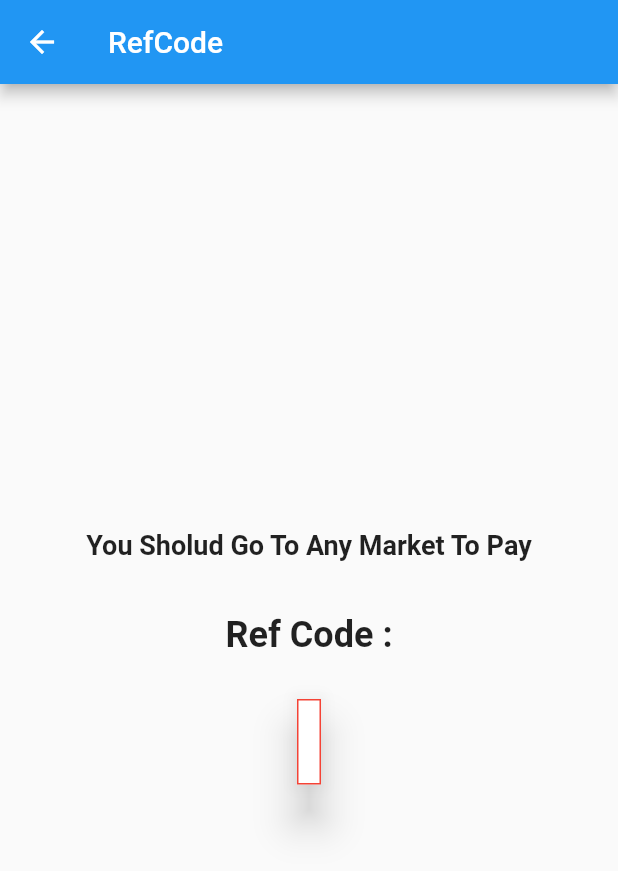
After one commit to YoussefAhmed10/paymentintegration, a Flutter app: the ToggleScreen screen opened directly, after a tap on "Pay With RefCode", on a phone screen of 412 x 824 dp. The commit adds this screen. Shown: the top 871 px of the screen. Run offline on Flutter 3.47's test engine with Material 2 defaults, Android fonts, the phone set to English and light mode, and no system bars; our stand-ins replace bloc, dio, flutter_bloc, webview_flutter.

Commit message:
finish the app

```diff
--- /dev/null
+++ b/lib/presention/screen/payment/refcode.dart
@@ -0,0 +1,51 @@
+import 'package:flutter/material.dart';
+import 'package:paymentintegration/presention/shared/local/constant.dart';
+import 'package:paymentintegration/presention/shared/style/color.dart';
+
+class RefCodeScreen extends StatelessWidget {
+  const RefCodeScreen({Key? key}) : super(key: key);
+
+  @override
+  Widget build(BuildContext context) {
+    return Scaffold(
+      appBar: AppBar(title: const Text('RefCode')),
+      body: Center(
+        child: Column(
+          mainAxisAlignment: MainAxisAlignment.center,
+          children: [
+            const Text(
+              'You Sholud Go To Any Market To Pay',
+              style: TextStyle(
+                fontSize: 18,
+                fontWeight: FontWeight.bold,
+              ),
+            ),
+            const SizedBox(height: 35),
+            const Text(
+              'Ref Code :',
+              style: TextStyle(
+                fontSize: 24,
+                fontWeight: FontWeight.bold,
+              ),
+            ),
+            const SizedBox(height: 25),
+            Card(
+              elevation: 12,
+              shape: Border.all(color: redColor, width: 1),
+              child: Padding(
+                padding: const EdgeInsets.all(8.0),
+                child: Text(
+                  refCode,
+                  style: const TextStyle(
+                    fontSize: 35,
+                    fontWeight: FontWeight.bold,
+                  ),
+                ),
+              ),
+            ),
+          ],
+        ),
+      ),
+    );
+  }
+}
--- /dev/null
+++ b/lib/presention/screen/payment/toggel.dart
@@ -0,0 +1,86 @@
+import 'package:flutter/material.dart';
+import 'package:paymentintegration/presention/screen/payment/refcode.dart';
+import 'package:paymentintegration/presention/screen/payment/visacard.dart';
+import 'package:paymentintegration/presention/widget/navigattion/navigation.dart';
+
+class ToggleScreen extends StatelessWidget {
+  const ToggleScreen({Key? key}) : super(key: key);
+
+  @override
+  Widget build(BuildContext context) {
+    return SafeArea(
+      child: Scaffold(
+        appBar: AppBar(
+          title: const Text('Choose Your Payment Way'),
+          centerTitle: true,
+        ),
+        body: Center(
+          child: Column(
+            mainAxisAlignment: MainAxisAlignment.center,
+            children: [
+              const SizedBox(height: 50),
+              Expanded(
+                child: Padding(
+                  padding: const EdgeInsets.all(15.0),
+                  child: InkWell(
+                    onTap: () {
+                      navigatTo(context, VisaCardScreen());
+                    },
+                    child: Container(
+                      width: 250,
+                      // height: 200,
+                      decoration: BoxDecoration(
+                          borderRadius: BorderRadius.circular(15),
+                          border: Border.all(color: Colors.blue)),
+                      child: Column(
+                        mainAxisAlignment: MainAxisAlignment.center,
+                        children: const [
+                          Image(
+                            // height: 200,
+                            width: 150,
+                            image: AssetImage('assets/card.png'),
+                          ),
+                          SizedBox(height: 20),
+                          Text('Pay With Card'),
+                        ],
+                      ),
+                    ),
+                  ),
+                ),
+              ),
+              const SizedBox(height: 100),
+              Expanded(
+                child: Padding(
+                  padding: const EdgeInsets.all(15.0),
+                  child: InkWell(
+                    onTap: () {
+                      navigatTo(context, const RefCodeScreen());
+                    },
+                    child: Container(
+                      width: 250,
+                      decoration: BoxDecoration(
+                          borderRadius: BorderRadius.circular(15),
+                          border: Border.all(color: Colors.blue)),
+                      child: Column(
+                        mainAxisAlignment: MainAxisAlignment.center,
+                        children: const [
+                          Image(
+                            width: 200,
+                            image: AssetImage('assets/refe.png'),
+                          ),
+                          SizedBox(height: 20),
+                          Text('Pay With RefCode'),
+                        ],
+                      ),
+                    ),
+                  ),
+                ),
+              ),
+              const SizedBox(height: 50),
+            ],
+          ),
+        ),
+      ),
+    );
+  }
+}
--- a/lib/presention/shared/local/constant.dart
+++ b/lib/presention/shared/local/constant.dart
@@ -9,7 +9,7 @@ String finalTokenCard = '';
 
 String finalTokenKiosk = '';
 
-String integrationIdCard = '2026718';
+int integrationIdCard = 2026718;
 
 String integrationIdKiosk = '2060941';
 
--- a/lib/presention/widget/form_field_text/text_form_field.dart
+++ b/lib/presention/widget/form_field_text/text_form_field.dart
@@ -3,7 +3,7 @@ import 'package:flutter/material.dart';
 
 class DefaultFormField extends StatelessWidget {
   final TextEditingController controller;
-  final FormFieldValidator<String>? validate;
+  final dynamic validate;
   final TextInputType type;
   final Widget label;
   final String hint;
```
Also changed, not shown: lib/data/kiosk.dart (+8 -9 lines), lib/logic/bloc/bloc-observer.dart (added, +29 -0 lines), lib/logic/cubit/payment_cubit/cubit.dart (added, +176 -0 lines), lib/logic/cubit/payment_cubit/states.dart (added, +38 -0 lines), lib/main.dart (+11 -3 lines), lib/presention/screen/payment/visacard.dart (added, +87 -0 lines), lib/presention/screen/register/register.dart (+43 -13 lines), lib/presention/shared/remote/dio_helper.dart (+2 -6 lines), pubspec.yaml (+7 -3 lines), assets/card.png (added), assets/ref.png (added), assets/refe.png (added), pubspec.lock, 2 other files.
